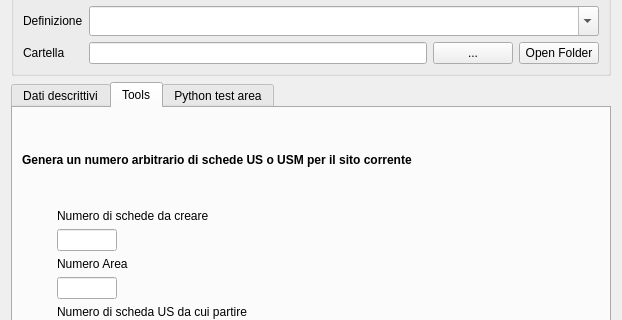
This is gui/ui/Site.ui in pyarchinit/pyarchinit as Qt 5 draws it before an edit; both pictures show x 0 to 622 and y 190 to 510 of the 622 by 838 pixel window. The edited form follows.
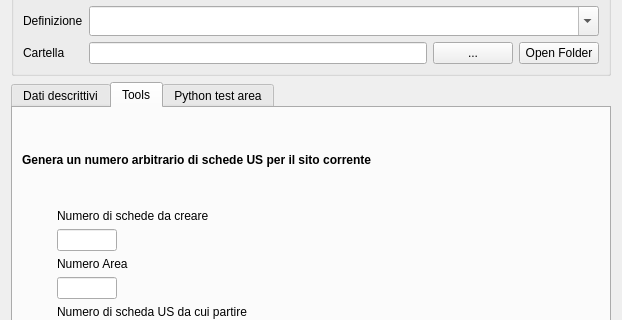
This is the edited form. The open tabs and pages were chosen to show the change. Icons and pictures are not drawn. Custom widgets are drawn as their Qt base class.

Diff of the .ui file:
```diff
--- a/gui/ui/Site.ui
+++ b/gui/ui/Site.ui
@@ -778,8 +778,14 @@
       <layout class="QGridLayout" name="gridLayout_12">
        <item row="0" column="0" colspan="2">
         <widget class="QLabel" name="label_14">
+         <property name="font">
+          <font>
+           <weight>75</weight>
+           <bold>true</bold>
+          </font>
+         </property>
          <property name="text">
-          <string>&lt;html&gt;&lt;head/&gt;&lt;body&gt;&lt;p&gt;&lt;span style=&quot; font-weight:600;&quot;&gt;Genera un numero arbitrario di schede US o USM per il sito corrente&lt;/span&gt;&lt;/p&gt;&lt;/body&gt;&lt;/html&gt;</string>
+          <string>Genera un numero arbitrario di schede US per il sito corrente</string>
          </property>
         </widget>
        </item>
```
